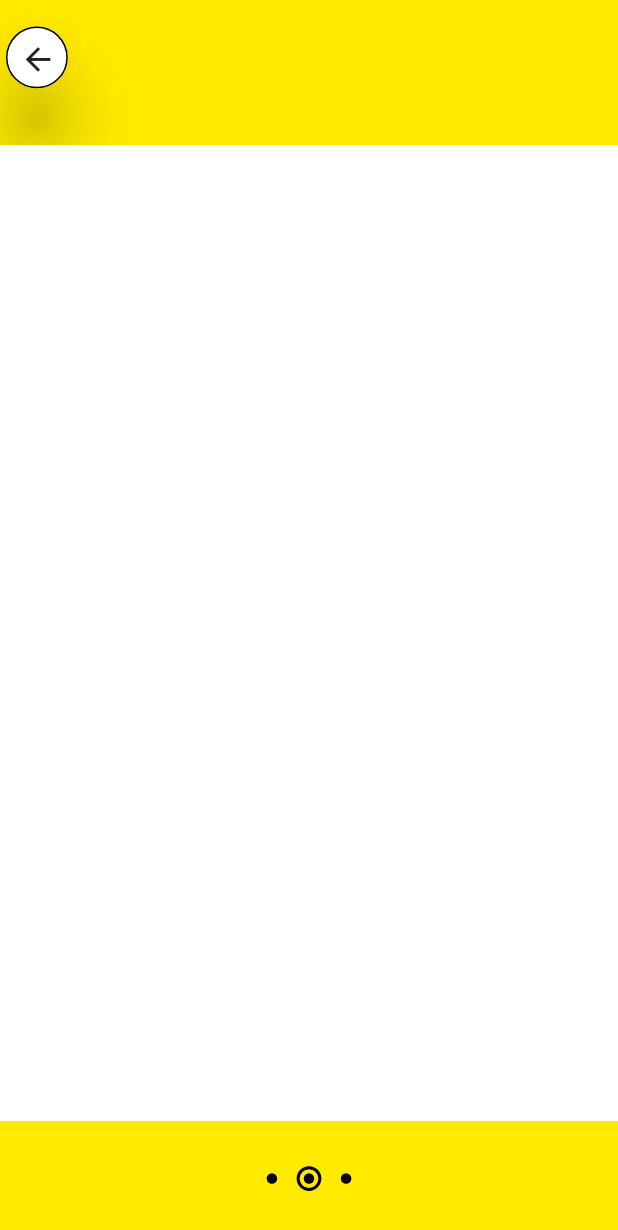
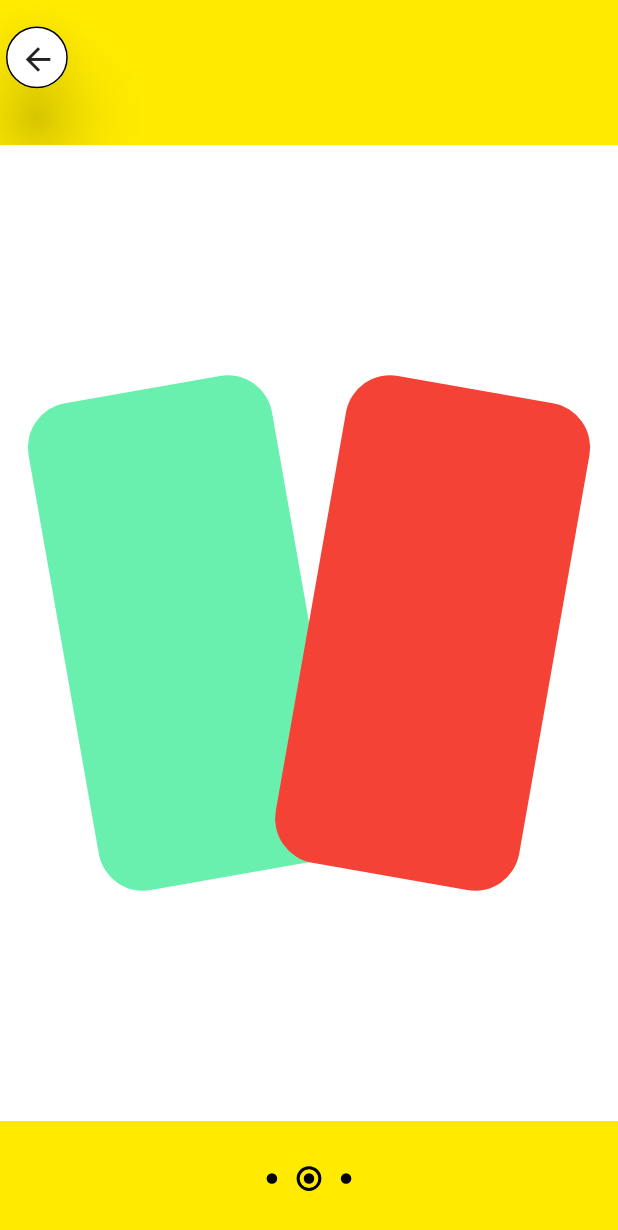
Before and after one commit to 21P31A04N8/Aditya_App, a Flutter app: the branch_det screen opened directly, swiped to page 2, on a phone screen of 412 x 824 dp. Shown: the top 1230 px of the screen. Run offline on Flutter 3.47's test engine with Material 2 defaults, Android fonts, the phone set to English and light mode, and no system bars; our stand-ins replace carousel_slider, flutter_zoom_drawer, liquid_swipe, sizer; missing offline and left inert: slide_action, tale_drawer; network calls fail.

Commit message:
changed branches page

```diff
--- a/lib/Courses/Btech/ACET/Acet_Brancehes.dart
+++ b/lib/Courses/Btech/ACET/Acet_Brancehes.dart
@@ -23,7 +23,7 @@ class _BranchesState extends State<Branches>
         AnimationController(vsync: this, duration: Duration(seconds: 1));
     container = Tween<double>(begin: 200, end: 1000).animate(controller!);
 
-    blink = AnimationController(vsync: this , duration: Duration(seconds: 2));
+    blink = AnimationController(vsync: this , duration: Duration(milliseconds: 1500));
     blink_val = Tween<double>(begin: 0 , end: 1).animate(blink!);
 
     controller!.addListener(() {
@@ -38,7 +38,7 @@ class _BranchesState extends State<Branches>
       });
     });
 
-    blink!.repeat();
+    blink!.forward();
 
     controller!.forward();
   }
@@ -190,7 +190,7 @@ class _BranchesState extends State<Branches>
                         opacity: blink_val!.value,
                         child: Text('Aditya college of engineering and technology' ,
                           style: TextStyle(
-                              color: Colors.amber ,
+                              color: Colors.white ,
                               fontSize: 23,
                               decoration: TextDecoration.underline
 
--- a/lib/Courses/Diploma/Branches.dart
+++ b/lib/Courses/Diploma/Branches.dart
@@ -1,4 +1,4 @@
-
+import 'package:carousel_slider/carousel_slider.dart';
 import 'package:flutter/material.dart';
 import 'package:sizer/sizer.dart';
 
@@ -77,9 +77,7 @@ class _branch_detState extends State<branch_det> {
                       height: double.maxFinite,
                       width: double.maxFinite,
                       // color: Colors.white,
-                      child: SingleChildScrollView(
-
-                        child: Column(
+                      child: Row(
                         mainAxisAlignment: MainAxisAlignment.center,
                         children: [
                           Card(
@@ -88,18 +86,21 @@ class _branch_detState extends State<branch_det> {
                             ),
                             elevation: 20,
                             child: Container(
-                                height: 40.h,
-                                width: 60.w,
+                              height: 30.h,
+                              width: 50.w,
                               decoration: BoxDecoration(
                                 borderRadius: BorderRadius.circular(40),
                                 color: Colors.purpleAccent
                               ),
-                                child: Image.network(widget.branchimg),
+                              child: ClipRRect(
+                                  borderRadius: BorderRadius.circular(40),
+                                  child: Image.network(fit:BoxFit.cover,widget.branchimg)
+                              ),
                             ),
                           ),
                           Container(
-                              height: 50.h,
-                              width: 80.w,
+                            height: 30.h,
+                            width: 40.w,
                             decoration: BoxDecoration(
                               borderRadius: BorderRadius.circular(40),
                               color: Colors.black.withOpacity(0.4),
@@ -113,15 +114,37 @@ class _branch_detState extends State<branch_det> {
                         ],
                       ),
                   ),
-                    ),
 
                     Container(
                       height: double.maxFinite,
                       width: double.maxFinite,
                       color: Colors.white,
-                      child: Column(
+                      child: Row(
+                        mainAxisAlignment: MainAxisAlignment.center,
                         children: [
-
+                          Transform.rotate(
+                            angle: (-10 * 3.14)/180,
+                            child: Container(
+                              height: 40.h,
+                              width: 40.w,
+                              decoration: BoxDecoration(
+                                borderRadius: BorderRadius.circular(30),
+                                color: Colors.greenAccent
+                              ),
+                            ),
+                          ),
+                          Transform.rotate(
+                            angle: (10 * 3.14)/180,
+                            child: Container(
+                              height: 40.h,
+                              width: 40.w,
+                              // color: Colors.red,
+                              decoration: BoxDecoration(
+                                  borderRadius: BorderRadius.circular(30),
+                                  color: Colors.red
+                              ),
+                            ),
+                          )
                         ],
                       ),
                     ),
```
Lines whose indentation alone changed are shown as unchanged.
